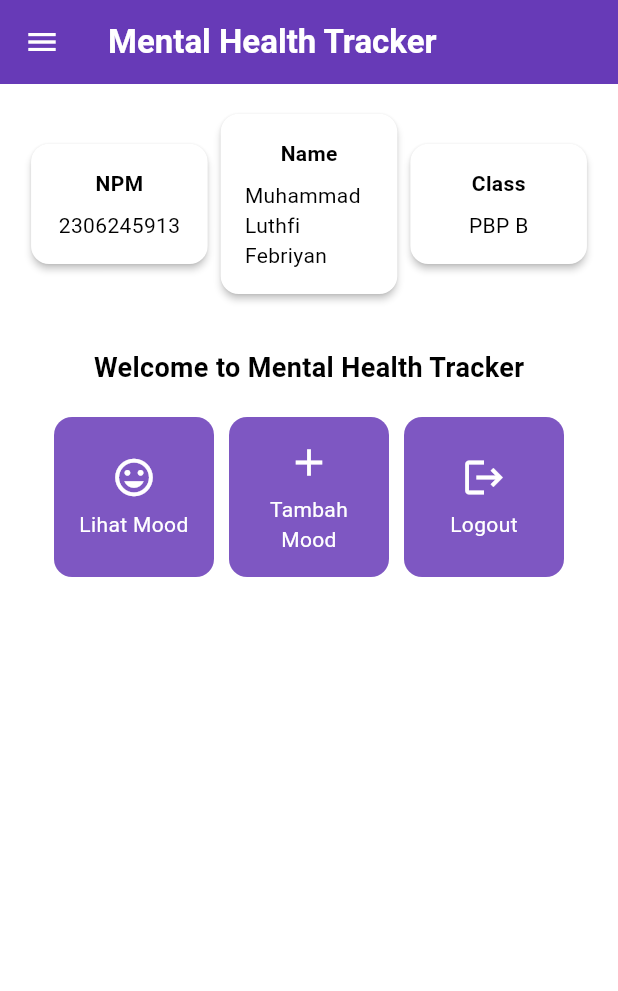
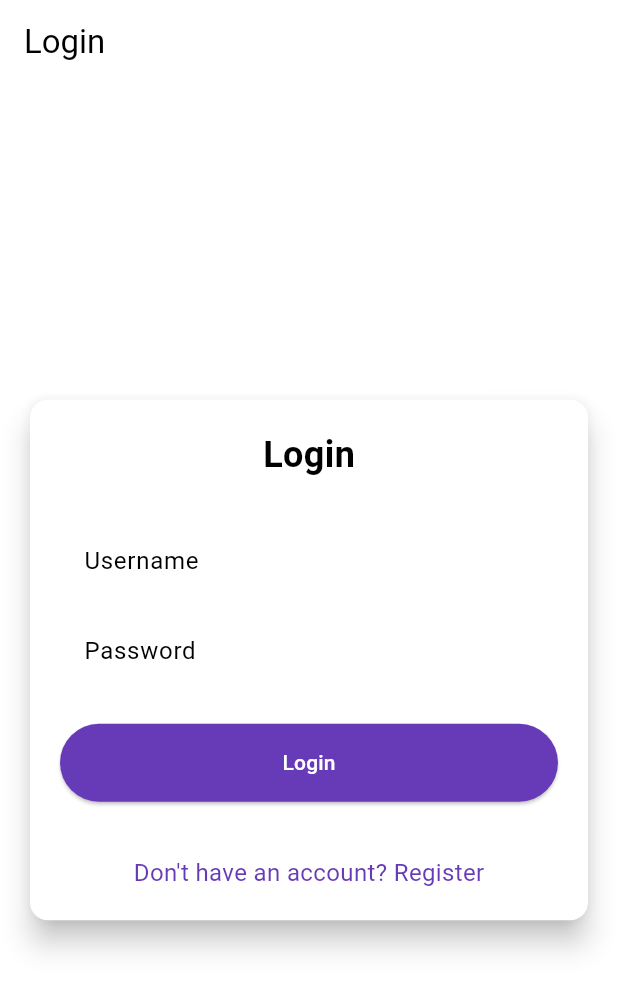
Before and after one commit to lutpiieee/mental-health-tracker-mobile, a Flutter app: the screen it shows after launch, on a phone screen of 412 x 824 dp. Shown: the top 991 px of the screen. Run offline on Flutter 3.47's test engine with Material 3 defaults, Android fonts, the phone set to English and light mode, and no system bars; missing offline and left inert: pbp_django_auth.

Commit message:
menyelesaikan tutorial

```diff
--- a/lib/main.dart
+++ b/lib/main.dart
@@ -1,5 +1,7 @@
 import 'package:flutter/material.dart';
-import 'package:mental_health_tracker/screens/menu.dart';
+import 'package:mental_health_tracker/screens/login.dart';
+import 'package:pbp_django_auth/pbp_django_auth.dart';
+import 'package:provider/provider.dart';
 
 void main() {
   runApp(const MyApp());
@@ -8,33 +10,23 @@ void main() {
 class MyApp extends StatelessWidget {
   const MyApp({super.key});
 
-  // This widget is the root of your application.
   @override
   Widget build(BuildContext context) {
-    return MaterialApp(
-      title: 'Flutter Demo',
-      theme: ThemeData(
-        // This is the theme of your application.
-        //
-        // TRY THIS: Try running your application with "flutter run". You'll see
-        // the application has a purple toolbar. Then, without quitting the app,
-        // try changing the seedColor in the colorScheme below to Colors.green
-        // and then invoke "hot reload" (save your changes or press the "hot
-        // reload" button in a Flutter-supported IDE, or press "r" if you used
-        // the command line to start the app).
-        //
-        // Notice that the counter didn't reset back to zero; the application
-        // state is not lost during the reload. To reset the state, use hot
-        // restart instead.
-        //
-        // This works for code too, not just values: Most code changes can be
-        // tested with just a hot reload.
-        colorScheme: ColorScheme.fromSwatch(
-              primarySwatch: Colors.deepPurple,
-        ).copyWith(secondary: Colors.deepPurple[400]),
-        useMaterial3: true,
+    return Provider(
+      create: (_) {
+        CookieRequest request = CookieRequest();
+        return request;
+      },
+      child: MaterialApp(
+        title: 'Mental Health Tracker',
+        theme: ThemeData(
+          useMaterial3: true,
+          colorScheme: ColorScheme.fromSwatch(
+            primarySwatch: Colors.deepPurple,
+          ).copyWith(secondary: Colors.deepPurple[400]),
+        ),
+        home: const LoginPage(),
       ),
-      home: MyHomePage(),
     );
   }
 }
--- /dev/null
+++ b/lib/screens/login.dart
@@ -0,0 +1,181 @@
+import 'package:mental_health_tracker/screens/menu.dart';
+import 'package:flutter/material.dart';
+import 'package:pbp_django_auth/pbp_django_auth.dart';
+import 'package:provider/provider.dart';
+import 'package:mental_health_tracker/screens/register.dart';
+
+void main() {
+  runApp(const LoginApp());
+}
+
+class LoginApp extends StatelessWidget {
+  const LoginApp({super.key});
+
+  @override
+  Widget build(BuildContext context) {
+    return MaterialApp(
+      title: 'Login',
+      theme: ThemeData(
+        useMaterial3: true,
+        colorScheme: ColorScheme.fromSwatch(
+          primarySwatch: Colors.deepPurple,
+        ).copyWith(secondary: Colors.deepPurple[400]),
+      ),
+      home: const LoginPage(),
+    );
+  }
+}
+
+class LoginPage extends StatefulWidget {
+  const LoginPage({super.key});
+
+  @override
+  State<LoginPage> createState() => _LoginPageState();
+}
+
+class _LoginPageState extends State<LoginPage> {
+  final TextEditingController _usernameController = TextEditingController();
+  final TextEditingController _passwordController = TextEditingController();
+
+  @override
+  Widget build(BuildContext context) {
+    final request = context.watch<CookieRequest>();
+
+    return Scaffold(
+      appBar: AppBar(
+        title: const Text('Login'),
+      ),
+      body: Center(
+        child: SingleChildScrollView(
+          padding: const EdgeInsets.all(16.0),
+          child: Card(
+            elevation: 8,
+            shape: RoundedRectangleBorder(
+              borderRadius: BorderRadius.circular(12.0),
+            ),
+            child: Padding(
+              padding: const EdgeInsets.all(20.0),
+              child: Column(
+                mainAxisSize: MainAxisSize.min,
+                children: [
+                  const Text(
+                    'Login',
+                    style: TextStyle(
+                      fontSize: 24.0,
+                      fontWeight: FontWeight.bold,
+                    ),
+                  ),
+                  const SizedBox(height: 30.0),
+                  TextField(
+                    controller: _usernameController,
+                    decoration: const InputDecoration(
+                      labelText: 'Username',
+                      hintText: 'Enter your username',
+                      border: OutlineInputBorder(
+                        borderRadius: BorderRadius.all(Radius.circular(12.0)),
+                      ),
+                      contentPadding:
+                          EdgeInsets.symmetric(horizontal: 12.0, vertical: 8.0),
+                    ),
+                  ),
+                  const SizedBox(height: 12.0),
+                  TextField(
+                    controller: _passwordController,
+                    decoration: const InputDecoration(
+                      labelText: 'Password',
+                      hintText: 'Enter your password',
+                      border: OutlineInputBorder(
+                        borderRadius: BorderRadius.all(Radius.circular(12.0)),
+                      ),
+                      contentPadding:
+                          EdgeInsets.symmetric(horizontal: 12.0, vertical: 8.0),
+                    ),
+                    obscureText: true,
+                  ),
+                  const SizedBox(height: 24.0),
+                  ElevatedButton(
+                    onPressed: () async {
+                      String username = _usernameController.text;
+                      String password = _passwordController.text;
+
+                      // Cek kredensial
+                      // TODO: Ganti URL dan jangan lupa tambahkan trailing slash (/) di akhir URL!
+                      // Untuk menyambungkan Android emulator dengan Django pada localhost,
+                      // gunakan URL http://10.0.2.2/
+                      final response = await request
+                          .login("http://127.0.0.1:8000/auth/login/", {
+                        'username': username,
+                        'password': password,
+                      });
+
+                      if (request.loggedIn) {
+                        String message = response['message'];
+                        String uname = response['username'];
+                        if (context.mounted) {
+                          Navigator.pushReplacement(
+                            context,
+                            MaterialPageRoute(
+                                builder: (context) => MyHomePage()),
+                          );
+                          ScaffoldMessenger.of(context)
+                            ..hideCurrentSnackBar()
+                            ..showSnackBar(
+                              SnackBar(
+                                  content:
+                                      Text("$message Selamat datang, $uname.")),
+                            );
+                        }
+                      } else {
+                        if (context.mounted) {
+                          showDialog(
+                            context: context,
+                            builder: (context) => AlertDialog(
+                              title: const Text('Login Gagal'),
+                              content: Text(response['message']),
+                              actions: [
+                                TextButton(
+                                  child: const Text('OK'),
+                                  onPressed: () {
+                                    Navigator.pop(context);
+                                  },
+                                ),
+                              ],
+                            ),
+                          );
+                        }
+                      }
+                    },
+                    style: ElevatedButton.styleFrom(
+                      foregroundColor: Colors.white,
+                      minimumSize: Size(double.infinity, 50),
+                      backgroundColor: Theme.of(context).colorScheme.primary,
+                      padding: const EdgeInsets.symmetric(vertical: 16.0),
+                    ),
+                    child: const Text('Login'),
+                  ),
+                  const SizedBox(height: 36.0),
+                  GestureDetector(
+                    onTap: () {
+                      Navigator.push(
+                        context,
+                        MaterialPageRoute(
+                            builder: (context) => const RegisterPage()),
+                      );
+                    },
+                    child: Text(
+                      'Don\'t have an account? Register',
+                      style: TextStyle(
+                        color: Theme.of(context).colorScheme.primary,
+                        fontSize: 16.0,
+                      ),
+                    ),
+                  ),
+                ],
+              ),
+            ),
+          ),
+        ),
+      ),
+    );
+  }
+}
--- a/pubspec.yaml
+++ b/pubspec.yaml
@@ -35,6 +35,9 @@ dependencies:
   # The following adds the Cupertino Icons font to your application.
   # Use with the CupertinoIcons class for iOS style icons.
   cupertino_icons: ^1.0.8
+  provider: ^6.1.2
+  pbp_django_auth: ^0.4.0
+  http: ^1.2.2
 
 dev_dependencies:
   flutter_test:
```
Also changed, not shown: lib/models/mood_entry.dart (added, +65 -0 lines), lib/screens/list_moodentry.dart (added, +90 -0 lines), lib/screens/moodentry_form.dart (+36 -37 lines), lib/screens/register.dart (added, +166 -0 lines), lib/widgets/left_drawer.dart (+12 -0 lines), lib/widgets/mood_cart.dart (+42 -8 lines), pubspec.lock, 2 other files.
